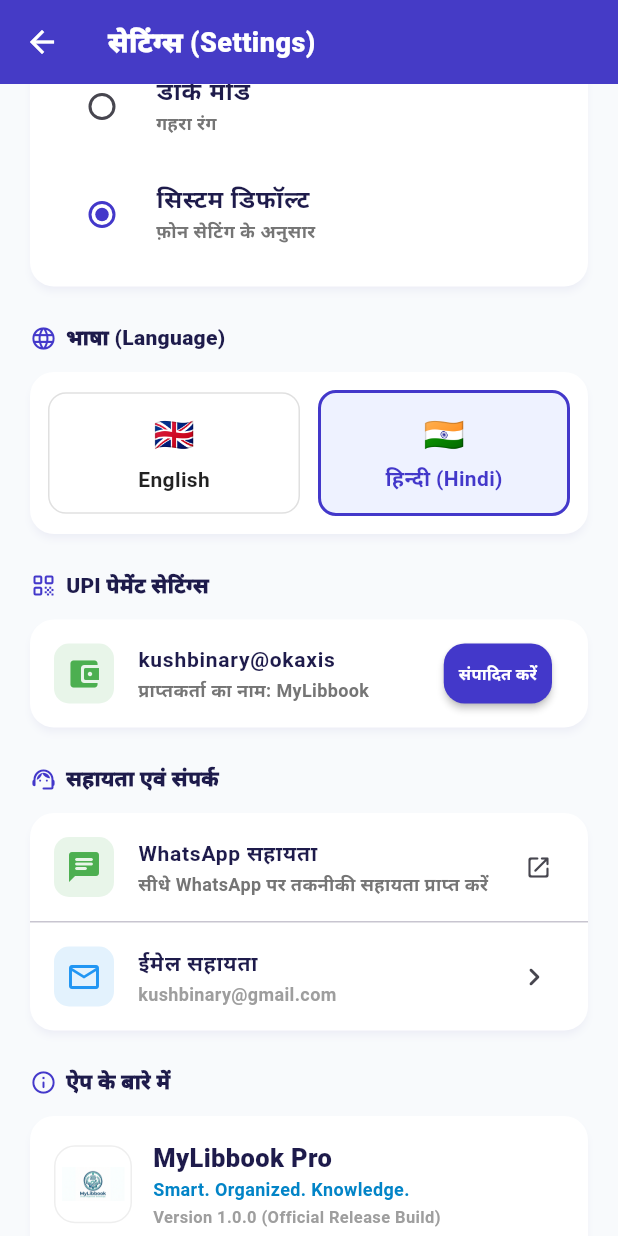
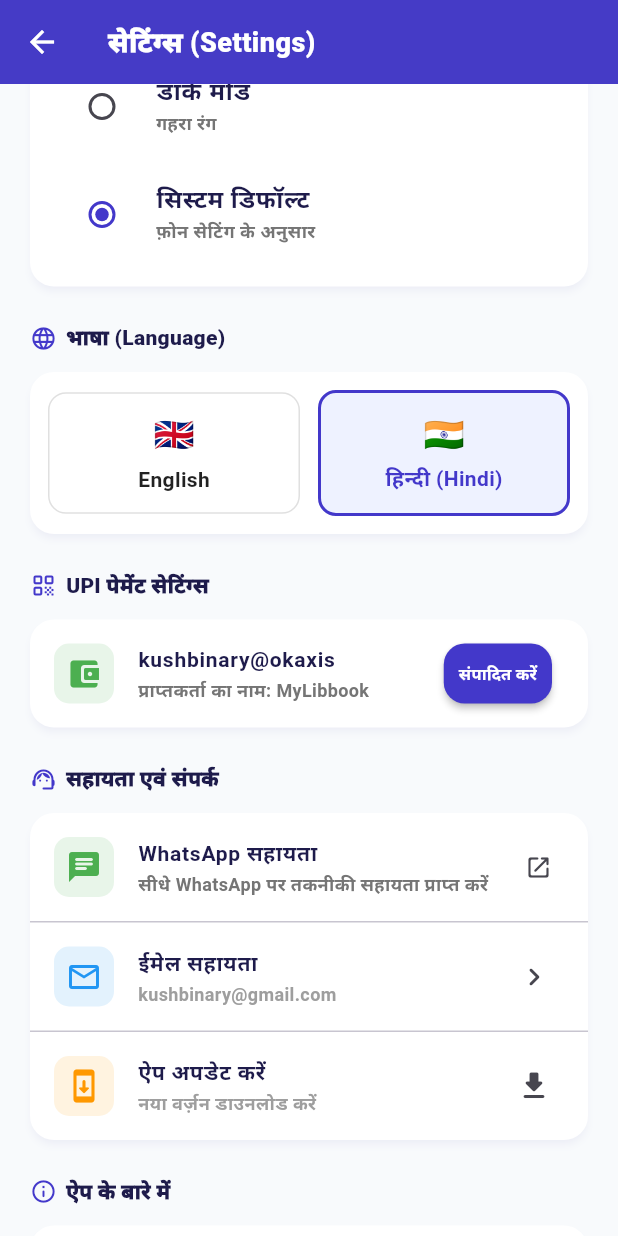
Before and after one commit to kushbinary/library-management, a Flutter app: the SettingsScreen screen opened by its route, scrolled down 576 dp, on a phone screen of 412 x 824 dp. Run offline on Flutter 3.47's test engine with Material 3 defaults, Android fonts, the light colour scheme and no system bars; our stand-ins replace shared_preferences, sqflite; accounts and stored records are empty.

Commit message:
Fix Add Student error by increasing API timeout to 60s, add Check for Updates option in settings

```diff
--- a/mobile_app/lib/screens/settings_screen.dart
+++ b/mobile_app/lib/screens/settings_screen.dart
@@ -631,6 +631,27 @@
                     } catch (_) {}
                   },
                 ),
+                const Divider(height: 1),
+                ListTile(
+                  leading: Container(
+                    padding: const EdgeInsets.all(8),
+                    decoration: BoxDecoration(color: Colors.orange.shade50, borderRadius: BorderRadius.circular(10)),
+                    child: const Icon(Icons.system_update_rounded, color: Colors.orange),
+                  ),
+                  title: Text(isHi ? 'ऐप अपडेट करें' : 'Check for Updates', style: TextStyle(fontWeight: FontWeight.bold, fontSize: 14, color: isDark ? Colors.white : const Color(0xFF1E1B4B))),
+                  subtitle: Text(isHi ? 'नया वर्ज़न डाउनलोड करें' : 'Download latest version', style: TextStyle(fontSize: 12, color: isDark ? const Color(0xFF94A3B8) : Colors.grey)),
+                  trailing: const Icon(Icons.download_rounded),
+                  onTap: () async {
+                    final uri = Uri.parse('https://library-management-1-k8rn.onrender.com/download-apk');
+                    try {
+                      await launchUrl(uri, mode: LaunchMode.externalApplication);
+                    } catch (_) {
+                      if (mounted) {
+                        ScaffoldMessenger.of(context).showSnackBar(const SnackBar(content: Text('Failed to open update link.')));
+                      }
+                    }
+                  },
+                ),
               ],
             ),
           ),
```
Also changed, not shown: mobile_app/lib/services/api_service.dart (+7 -7 lines).
